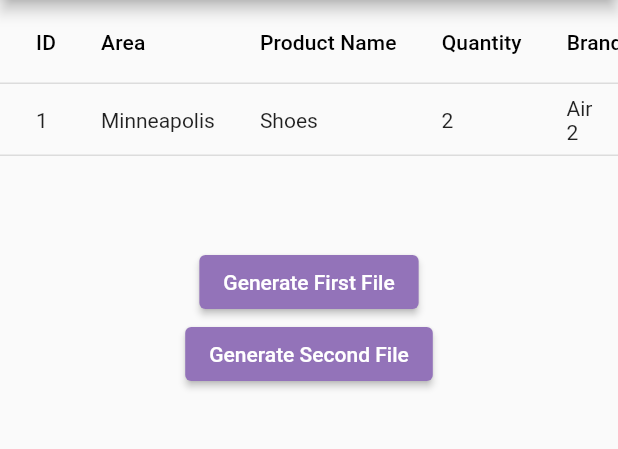
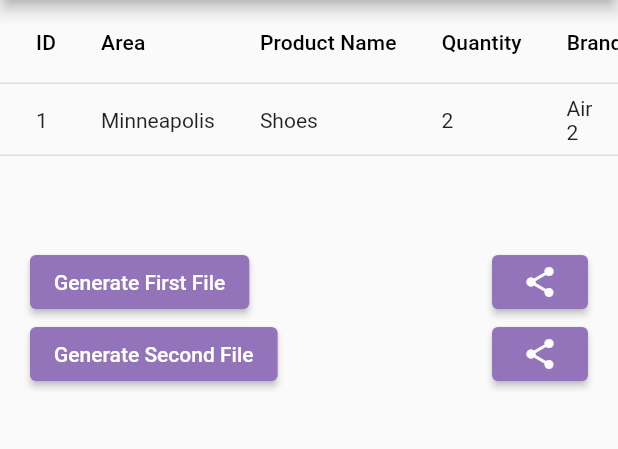
Before and after one commit to ManarShahin48/Etisalat_Task, a Flutter app: the screen it shows after launch, after a tap on "Add File", on a phone screen of 412 x 824 dp, the part 84-533 px from its top. Run offline on Flutter 3.47's test engine with Material 2 defaults, Android fonts, the phone set to English and light mode, and no system bars; our stand-ins replace csv, share_plus; missing offline and left inert: pick_or_save.

Commit message:
user can choose the location to save the files and share the files

```diff
--- a/lib/view/files_view.dart
+++ b/lib/view/files_view.dart
@@ -6,10 +6,14 @@ class FilesView extends StatelessWidget {
     Key? key,
     required this.onPressedBtn1,
     required this.onPressedBtn2,
+    required this.sharedBtn1,
+    required this.sharedBtn2,
   }) : super(key: key);
 
   void Function() onPressedBtn1;
   void Function() onPressedBtn2;
+  void Function() sharedBtn1;
+  void Function() sharedBtn2;
 
   @override
   Widget build(BuildContext context) {
@@ -56,15 +60,34 @@ class FilesView extends StatelessWidget {
             const SizedBox(
               height: 60,
             ),
+          Padding(
+            padding: const EdgeInsets.symmetric(horizontal: 20),
+            child: Row(
+              mainAxisAlignment: MainAxisAlignment.spaceBetween,
+              children: [
                 ElevatedButton(
                     style: ButtonStyle(
-                foregroundColor: MaterialStateProperty.all<Color>(Colors.white),
-                backgroundColor:
-                    MaterialStateProperty.all<Color>(const Color(0xFF9373B9)),
+                      foregroundColor:
+                          MaterialStateProperty.all<Color>(Colors.white),
+                      backgroundColor: MaterialStateProperty.all<Color>(
+                          const Color(0xFF9373B9)),
                     ),
                     onPressed: onPressedBtn1,
                     child: const Text('Generate First File',
                         style: TextStyle(fontSize: 14))),
+                ElevatedButton(
+                  style: ButtonStyle(
+                    foregroundColor:
+                        MaterialStateProperty.all<Color>(Colors.white),
+                    backgroundColor: MaterialStateProperty.all<Color>(
+                        const Color(0xFF9373B9)),
+                  ),
+                  onPressed: sharedBtn1,
+                  child: const Icon(Icons.share),
+                ),
+              ],
+            ),
+          ),
           if (firstFileData != null)
             Column(
               children: [
@@ -100,15 +123,34 @@ class FilesView extends StatelessWidget {
                   ),
               ],
             ),
+          Padding(
+            padding: const EdgeInsets.symmetric(horizontal: 20.0),
+            child: Row(
+              mainAxisAlignment: MainAxisAlignment.spaceBetween,
+              children: [
                 ElevatedButton(
                     style: ButtonStyle(
-                foregroundColor: MaterialStateProperty.all<Color>(Colors.white),
+                      foregroundColor:
+                          MaterialStateProperty.all<Color>(Colors.white),
                       backgroundColor:
                           MaterialStateProperty.all<Color>(const Color(0xFF9373B9)),
                     ),
                     onPressed: onPressedBtn2,
                     child: const Text('Generate Second File',
                         style: TextStyle(fontSize: 14))),
+                ElevatedButton(
+                  style: ButtonStyle(
+                    foregroundColor:
+                    MaterialStateProperty.all<Color>(Colors.white),
+                    backgroundColor: MaterialStateProperty.all<Color>(
+                        const Color(0xFF9373B9)),
+                  ),
+                  onPressed: sharedBtn2,
+                  child: const Icon(Icons.share),
+                ),
+              ],
+            ),
+          ),
           if (secondFileData != null)
             SingleChildScrollView(
               scrollDirection: Axis.horizontal,
--- a/pubspec.yaml
+++ b/pubspec.yaml
@@ -17,6 +17,8 @@ dependencies:
   cupertino_icons: ^1.0.2
   csv: ^5.0.1
   path_provider: ^2.0.11
+  share_plus: ^6.3.0
+  pick_or_save: ^2.2.4
 
 
 dev_dependencies:
```
Also changed, not shown: lib/functions.dart (+24 -0 lines), lib/view/main_screen.dart (+16 -2 lines), pubspec.lock, 3 other files. Lines whose indentation alone changed are shown as unchanged.
